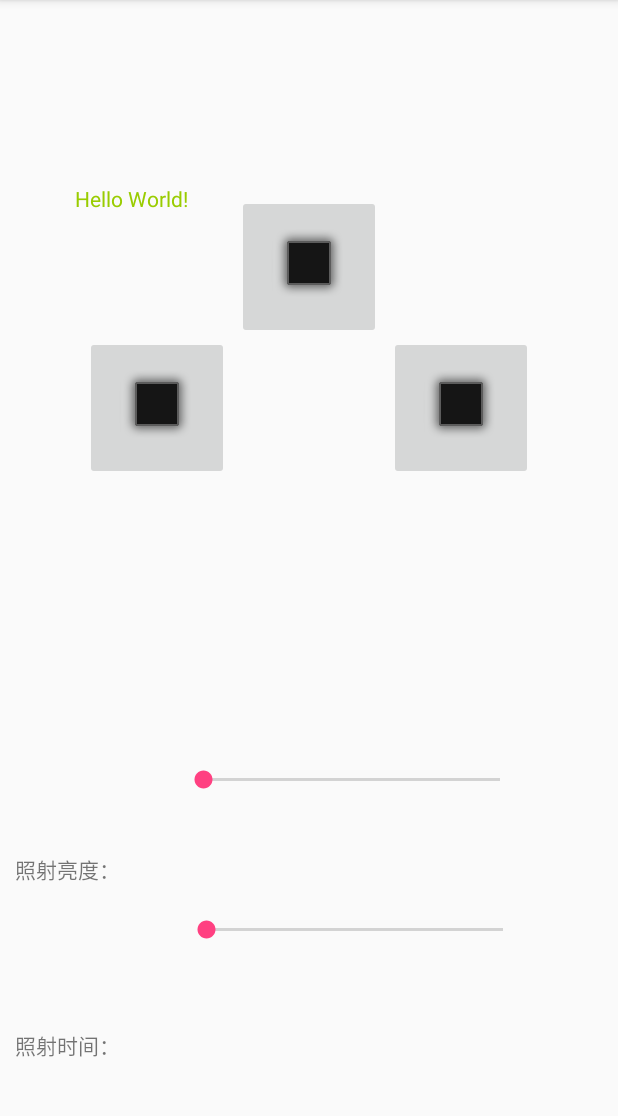
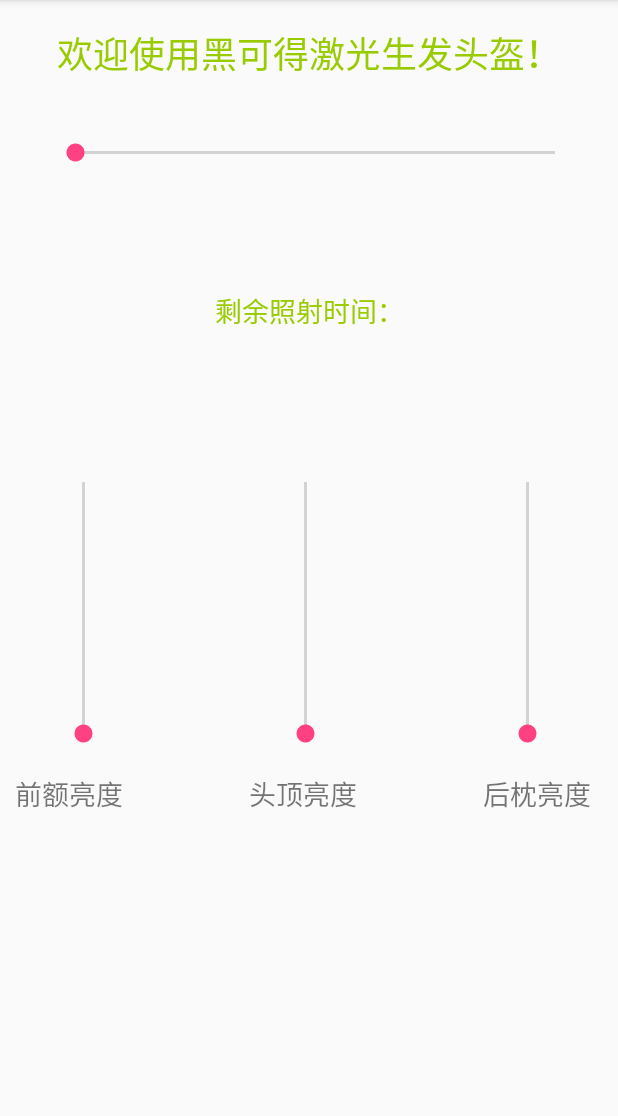
Before and after one commit to 3100702135/headcare, an Android app: the screen it shows after launch (MainActivity), on a phone screen of 412 x 824 dp, the part 84-1200 px from its top. Run offline under Robolectric (Android 15) with nearby library versions, the phone set to English and light mode, and no system bars.

Commit message:
照射时间记时
照射时间记时

```diff
--- a/app/src/main/java/com/example/administrator/headcare/MainActivity.java
+++ b/app/src/main/java/com/example/administrator/headcare/MainActivity.java
@@ -23,6 +23,10 @@ import android.widget.EditText;
 import android.widget.SeekBar;
 import android.widget.TextView;
 import android.widget.Toast;
+
+import com.example.administrator.headcare.util.TimerTextView;
+import com.example.administrator.headcare.util.VerticalSeekBar;
+
 import java.io.IOException;
 import java.io.InputStream;
 import java.io.OutputStream;
@@ -76,9 +80,9 @@ public class MainActivity extends AppCompatActivity
         navigationView.setNavigationItemSelectedListener(this);
         final TextView description=(TextView)findViewById(R.id.description);
 
-        SeekBar seekBarLigft= (SeekBar) findViewById(R.id.seekBarLigft);//拿到控件实例
-        seekBarLigft.setMax(100);//为控件设置大小
-        seekBarLigft.setOnSeekBarChangeListener(new SeekBar.OnSeekBarChangeListener() {
+        VerticalSeekBar verticalSeekbarF= (VerticalSeekBar) findViewById(R.id.verticalSeekbarF);//拿到前额控件实例
+        verticalSeekbarF.setMax(100);//为控件设置大小
+        verticalSeekbarF.setOnSeekBarChangeListener(new SeekBar.OnSeekBarChangeListener() {
             @Override
             public void onStopTrackingTouch(SeekBar seekBar) {
                 description.setText("亮度生效");
@@ -89,12 +93,48 @@ public class MainActivity extends AppCompatActivity
             }
             @Override
             public void onProgressChanged(SeekBar seekBar, int progress, boolean fromUser) {
-                description.setText("当前亮度："+progress);
+                description.setText("前额亮度："+progress+"%");
             }
         });
 
+        VerticalSeekBar verticalSeekbarT= (VerticalSeekBar) findViewById(R.id.verticalSeekbarT);//拿到前额控件实例
+        verticalSeekbarT.setMax(100);//为控件设置大小
+        verticalSeekbarT.setOnSeekBarChangeListener(new SeekBar.OnSeekBarChangeListener() {
+            @Override
+            public void onStopTrackingTouch(SeekBar seekBar) {
+                description.setText("亮度生效");
+            }
+            @Override
+            public void onStartTrackingTouch(SeekBar seekBar) {
+                description.setText("开始设置");
+            }
+            @Override
+            public void onProgressChanged(SeekBar seekBar, int progress, boolean fromUser) {
+                description.setText("头顶亮度："+progress+"%");
+            }
+        });
+
+        VerticalSeekBar verticalSeekbarB= (VerticalSeekBar) findViewById(R.id.verticalSeekbarB);//拿到前额控件实例
+        verticalSeekbarB.setMax(100);//为控件设置大小
+        verticalSeekbarB.setOnSeekBarChangeListener(new SeekBar.OnSeekBarChangeListener() {
+            @Override
+            public void onStopTrackingTouch(SeekBar seekBar) {
+                description.setText("亮度生效");
+            }
+            @Override
+            public void onStartTrackingTouch(SeekBar seekBar) {
+                description.setText("开始设置");
+            }
+            @Override
+            public void onProgressChanged(SeekBar seekBar, int progress, boolean fromUser) {
+                description.setText("后枕亮度："+progress+"%");
+            }
+        });
+
+        //初始化倒计时控件
+        final TimerTextView timerTextView =findViewById(R.id.timer_text_view);
         SeekBar seekBarTime= (SeekBar) findViewById(R.id.seekBarTime);//拿到控件实例
-        seekBarTime.setMax(100);//为控件设置大小
+        seekBarTime.setMax(50);//为控件设置大小
         seekBarTime.setOnSeekBarChangeListener(new SeekBar.OnSeekBarChangeListener() {
             @Override
             public void onStopTrackingTouch(SeekBar seekBar) {
@@ -106,7 +146,13 @@ public class MainActivity extends AppCompatActivity
             }
             @Override
             public void onProgressChanged(SeekBar seekBar, int progress, boolean fromUser) {
+                timerTextView.stopRun();
+                timerTextView.destroyDrawingCache();
                 description.setText("设置时间："+progress+"分钟后，关闭灯光");
+                long[] times = {progress,0};
+                timerTextView.setTimes(times);
+                timerTextView.beginRun();
+
             }
         });
         //打开，连接蓝牙
@@ -225,16 +271,6 @@ public class MainActivity extends AppCompatActivity
     public  void  openPart(View v)
     {
 //        SendStr("helloWord");
-        final TextView description=(TextView)findViewById(R.id.description);
-        int viewId = v.getId();
-        if (viewId == R.id.imageButton1) {
-            description.setText("点亮1");
-        } else if (viewId == R.id.imageButton2) {
-            description.setText("点亮2");
-        }else if (viewId == R.id.imageButton3) {
-            description.setText("点亮3");
-        }
-
 
     }
 
--- /dev/null
+++ b/app/src/main/java/com/example/administrator/headcare/util/TimerTextView.java
@@ -0,0 +1,63 @@
+package com.example.administrator.headcare.util;
+
+import android.content.Context;
+import android.support.v7.widget.AppCompatTextView;
+import android.util.AttributeSet;
+
+public class TimerTextView extends AppCompatTextView implements Runnable{
+    public TimerTextView(Context context, AttributeSet attrs) {
+        super(context, attrs);
+        // TODO Auto-generated constructor stub
+    }
+
+    private long  mmin, msecond;//天，小时，分钟，秒
+    private boolean run=false; //是否启动了
+
+    public void setTimes(long[] times) {
+        mmin = times[0];
+        msecond = times[1];
+    }
+
+    /**
+     * 倒计时计算
+     */
+    private void ComputeTime() {
+        msecond--;
+        if (msecond < 0) {
+            mmin--;
+            msecond = 59;
+            if(mmin<0)
+            {
+                this.run=false;
+            }
+        }
+
+    }
+
+    public boolean isRun() {
+        return run;
+    }
+
+    public void beginRun() {
+        this.run = true;
+        run();
+    }
+
+    public void stopRun(){
+        this.run = false;
+    }
+
+
+    @Override
+    public void run() {
+        //标示已经启动
+        if(run){
+            ComputeTime();
+            String strTime=  "剩余照射时间"+mmin+"分钟:"+msecond+"秒";
+            this.setText(strTime);
+            postDelayed(this, 1000);
+        }else {
+            removeCallbacks(this);
+        }
+    }
+}
--- /dev/null
+++ b/app/src/main/java/com/example/administrator/headcare/util/VerticalSeekBar.java
@@ -0,0 +1,69 @@
+package com.example.administrator.headcare.util;
+
+import android.content.Context;
+import android.graphics.Canvas;
+import android.support.v7.widget.AppCompatSeekBar;
+import android.util.AttributeSet;
+import android.util.Log;
+import android.view.MotionEvent;
+public class VerticalSeekBar extends AppCompatSeekBar {
+
+    public VerticalSeekBar(Context context) {
+        super(context);
+    }
+
+    public VerticalSeekBar(Context context, AttributeSet attrs, int defStyle) {
+        super(context, attrs, defStyle);
+    }
+
+    public VerticalSeekBar(Context context, AttributeSet attrs) {
+        super(context, attrs);
+    }
+
+    protected void onSizeChanged(int w, int h, int oldw, int oldh) {
+        super.onSizeChanged(h, w, oldh, oldw);
+    }
+
+    @Override
+    protected synchronized void onMeasure(int widthMeasureSpec, int heightMeasureSpec) {
+        super.onMeasure(heightMeasureSpec, widthMeasureSpec);
+        setMeasuredDimension(getMeasuredHeight(), getMeasuredWidth());
+    }
+
+    protected void onDraw(Canvas c) {
+        //将SeekBar转转90度
+        c.rotate(-90);
+        //将旋转后的视图移动回来
+        c.translate(-getHeight(),0);
+        Log.i("getHeight()",getHeight()+"");
+        super.onDraw(c);
+    }
+
+    @Override
+    public boolean onTouchEvent(MotionEvent event) {
+        if (!isEnabled()) {
+            return false;
+        }
+
+        switch (event.getAction()) {
+            case MotionEvent.ACTION_DOWN:
+            case MotionEvent.ACTION_MOVE:
+            case MotionEvent.ACTION_UP:
+                int i=0;
+                //获取滑动的距离
+                i=getMax() - (int) (getMax() * event.getY() / getHeight());
+                //设置进度
+                setProgress(i);
+                Log.i("Progress",getProgress()+"");
+                //每次拖动SeekBar都会调用
+                onSizeChanged(getWidth(), getHeight(), 0, 0);
+                Log.i("getWidth()",getWidth()+"");
+                Log.i("getHeight()",getHeight()+"");
+                break;
+
+            case MotionEvent.ACTION_CANCEL:
+                break;
+        }
+        return true;
+    }
+}
--- a/app/src/main/res/layout/content_main.xml
+++ b/app/src/main/res/layout/content_main.xml
@@ -8,126 +8,139 @@
     tools:context=".MainActivity"
     tools:showIn="@layout/app_bar_main">
 
+    <com.example.administrator.headcare.util.VerticalSeekBar
+        android:id="@+id/verticalSeekbarB"
+        android:layout_width="80dp"
+        android:layout_height="200dp"
+        android:layout_marginEnd="20dp"
+        android:layout_marginRight="20dp"
+        android:layout_marginTop="68dp"
+        app:layout_constraintEnd_toEndOf="parent"
+        app:layout_constraintTop_toBottomOf="@+id/timer_text_view" />
+
+    <com.example.administrator.headcare.util.VerticalSeekBar
+        android:id="@+id/verticalSeekbarF"
+        android:layout_width="80dp"
+        android:layout_height="200dp"
+        android:layout_marginLeft="16dp"
+        android:layout_marginStart="16dp"
+        android:layout_marginTop="68dp"
+        app:layout_constraintStart_toStartOf="parent"
+        app:layout_constraintTop_toBottomOf="@+id/timer_text_view" />
+
+    <com.example.administrator.headcare.util.VerticalSeekBar
+        android:id="@+id/verticalSeekbarT"
+        android:layout_width="80dp"
+        android:layout_height="200dp"
+        android:layout_marginEnd="50dp"
+        android:layout_marginLeft="50dp"
+        android:layout_marginRight="50dp"
+        android:layout_marginStart="50dp"
+        android:layout_marginTop="68dp"
+        app:layout_constraintEnd_toStartOf="@+id/verticalSeekbarB"
+        app:layout_constraintStart_toEndOf="@+id/verticalSeekbarF"
+        app:layout_constraintTop_toBottomOf="@+id/timer_text_view" />
+
+    <TextView
+        android:id="@+id/textViewF"
+        android:layout_width="80dp"
+        android:layout_height="30dp"
+        android:layout_marginLeft="10dp"
+        android:layout_marginStart="10dp"
+        android:layout_marginTop="10dp"
+        android:text="前额亮度"
+        android:textSize="18sp"
+        app:layout_constraintStart_toStartOf="parent"
+        app:layout_constraintTop_toBottomOf="@+id/verticalSeekbarF" />
+
+    <TextView
+        android:id="@+id/textViewT"
+        android:layout_width="80dp"
+        android:layout_height="30dp"
+        android:layout_marginEnd="50dp"
+        android:layout_marginLeft="50dp"
+        android:layout_marginRight="50dp"
+        android:layout_marginStart="50dp"
+        android:layout_marginTop="10dp"
+        android:text="头顶亮度"
+        android:textSize="18sp"
+        app:layout_constraintEnd_toStartOf="@+id/textViewB"
+        app:layout_constraintStart_toEndOf="@+id/textViewF"
+        app:layout_constraintTop_toBottomOf="@+id/verticalSeekbarT" />
+
+    <TextView
+        android:id="@+id/textViewB"
+        android:layout_width="80dp"
+        android:layout_height="30dp"
+        android:layout_marginEnd="10dp"
+        android:layout_marginRight="10dp"
+        android:layout_marginTop="10dp"
+        android:text="后枕亮度"
+        android:textSize="18sp"
+        app:layout_constraintEnd_toEndOf="parent"
+        app:layout_constraintTop_toBottomOf="@+id/verticalSeekbarB" />
+
     <TextView
         android:id="@+id/description"
-        android:layout_width="0dp"
-        android:layout_height="50dp"
+        android:layout_width="342dp"
+        android:layout_height="39dp"
+        android:layout_marginBottom="8dp"
         android:layout_marginLeft="50dp"
         android:layout_marginRight="50dp"
-        android:layout_marginTop="50dp"
+        android:layout_marginTop="16dp"
+        android:ellipsize="marquee"
+        android:focusable="true"
+        android:focusableInTouchMode="true"
+        android:gravity="center"
+        android:marqueeRepeatLimit="marquee_forever"
         android:onClick="openPart"
-        android:text="Hello World!"
+        android:singleLine="true"
+        android:text="欢迎使用黑可得激光生发头盔！"
         android:textColor="@android:color/holo_green_light"
-        app:layout_constraintBottom_toTopOf="@+id/seekBarLigft"
-        app:layout_constraintHorizontal_bias="0.0"
+        android:textSize="24sp"
+        app:layout_constraintBottom_toBottomOf="parent"
         app:layout_constraintLeft_toLeftOf="parent"
         app:layout_constraintRight_toRightOf="parent"
         app:layout_constraintTop_toTopOf="parent"
-        tools:text="@string/nav_header_desc" />
+        app:layout_constraintVertical_bias="0.0"
+        tools:text="欢迎使用黑可得激光生发头盔！" />
 
 
-    <ImageButton
-        android:id="@+id/imageButton1"
-        android:layout_width="96dp"
-        android:layout_height="96dp"
-        android:layout_marginLeft="30dp"
-        android:layout_marginRight="200dp"
-        android:layout_marginTop="224dp"
-        android:onClick="openPart"
-        app:layout_constraintHorizontal_bias="0.31"
-        app:layout_constraintLeft_toLeftOf="parent"
-        app:layout_constraintRight_toRightOf="parent"
-        app:layout_constraintTop_toTopOf="parent"
-        app:srcCompat="@android:drawable/alert_dark_frame" />
-
-    <ImageButton
-        android:id="@+id/imageButton2"
-        android:layout_width="96dp"
-        android:layout_height="96dp"
-        android:layout_marginLeft="200dp"
-        android:layout_marginRight="30dp"
-        android:layout_marginTop="224dp"
-        android:onClick="openPart"
-        app:layout_constraintHorizontal_bias="0.689"
-        app:layout_constraintLeft_toLeftOf="parent"
-        app:layout_constraintRight_toRightOf="parent"
-        app:layout_constraintTop_toTopOf="parent"
-        app:srcCompat="@android:drawable/alert_dark_frame" />
-
-    <ImageButton
-        android:id="@+id/imageButton3"
-        android:layout_width="96dp"
-        android:layout_height="96dp"
-        android:layout_marginTop="130dp"
-        android:onClick="openPart"
-        app:layout_constraintLeft_toLeftOf="parent"
-        app:layout_constraintRight_toRightOf="parent"
-        app:layout_constraintTop_toTopOf="parent"
-        app:srcCompat="@android:drawable/alert_dark_frame" />
-
-
-    <TextView
-        android:id="@+id/textViewLight"
-        android:layout_width="80dp"
-        android:layout_height="50dp"
-        android:layout_marginBottom="150dp"
-        android:layout_marginEnd="300dp"
-        android:layout_marginLeft="10dp"
-        android:layout_marginRight="300dp"
-        android:layout_marginStart="10dp"
-        android:layout_marginTop="250dp"
-        android:text="照射亮度："
+    <com.example.administrator.headcare.util.TimerTextView
+        android:id="@+id/timer_text_view"
+        android:layout_width="350dp"
+        android:layout_height="44dp"
+        android:layout_marginBottom="8dp"
+        android:layout_marginEnd="8dp"
+        android:layout_marginLeft="8dp"
+        android:layout_marginRight="8dp"
+        android:layout_marginStart="8dp"
+        android:gravity="center_horizontal"
+        android:text="剩余照射时间："
+        android:textColor="@android:color/holo_green_light"
+        android:textSize="18sp"
         app:layout_constraintBottom_toBottomOf="parent"
         app:layout_constraintEnd_toEndOf="parent"
-        app:layout_constraintHorizontal_bias="0.0"
         app:layout_constraintStart_toStartOf="parent"
-        app:layout_constraintTop_toBottomOf="@+id/imageButton1"
-        app:layout_constraintVertical_bias="0.861" />
-
-    <SeekBar
-        android:id="@+id/seekBarLigft"
-        style="@style/AlertDialog.AppCompat.Light"
-        android:layout_width="230dp"
-        android:layout_height="50dp"
-        android:layout_marginBottom="150dp"
-        android:layout_marginLeft="60dp"
-        android:layout_marginStart="60dp"
-        android:layout_marginTop="250dp"
-        android:max="100"
-        app:layout_constraintBottom_toBottomOf="parent"
-        app:layout_constraintEnd_toEndOf="parent"
-        app:layout_constraintHorizontal_bias="0.489"
-        app:layout_constraintStart_toStartOf="parent"
-        app:layout_constraintTop_toBottomOf="@+id/description" />
-
-
-    <TextView
-        android:id="@+id/textViewTime"
-        android:layout_width="80dp"
-        android:layout_height="50dp"
-        android:layout_marginBottom="32dp"
-        android:layout_marginEnd="300dp"
-        android:layout_marginLeft="10dp"
-        android:layout_marginRight="300dp"
-        android:layout_marginStart="10dp"
-        android:text="照射时间："
-        app:layout_constraintBottom_toBottomOf="parent"
-        app:layout_constraintEnd_toEndOf="parent"
-        app:layout_constraintHorizontal_bias="0.0"
-        app:layout_constraintStart_toStartOf="parent" />
+        app:layout_constraintTop_toTopOf="parent"
+        app:layout_constraintVertical_bias="0.27" />
 
     <SeekBar
         android:id="@+id/seekBarTime"
         style="@style/TextAppearance.Compat.Notification.Time"
-        android:layout_width="230dp"
-        android:layout_height="50dp"
-        android:layout_marginLeft="60dp"
-        android:layout_marginStart="60dp"
-        android:layout_marginTop="300dp"
+        android:layout_width="352dp"
+        android:layout_height="44dp"
+        android:layout_marginBottom="8dp"
+        android:layout_marginEnd="8dp"
+        android:layout_marginLeft="16dp"
+        android:layout_marginRight="8dp"
+        android:layout_marginStart="16dp"
+        android:layout_marginTop="80dp"
         android:max="30"
         app:layout_constraintBottom_toBottomOf="parent"
         app:layout_constraintEnd_toEndOf="parent"
         app:layout_constraintStart_toStartOf="parent"
-        app:layout_constraintTop_toBottomOf="@+id/description" />
+        app:layout_constraintTop_toTopOf="parent"
+        app:layout_constraintVertical_bias="0.0" />
 
 </android.support.constraint.ConstraintLayout>
--- a/app/src/main/res/menu/main.xml
+++ b/app/src/main/res/menu/main.xml
@@ -1,9 +1,12 @@
 <?xml version="1.0" encoding="utf-8"?>
 <menu xmlns:android="http://schemas.android.com/apk/res/android"
     xmlns:app="http://schemas.android.com/apk/res-auto">
+    <group
+        android:id="@+id/blueList"
+        android:checkableBehavior="single"
+        android:orderInCategory="101" />
     <item
         android:id="@+id/action_settings"
         android:orderInCategory="100"
-        android:title="设置"
-        app:showAsAction="never" />
+        android:title="设置" />
 </menu>
```
Also changed, not shown: 1 other file.
